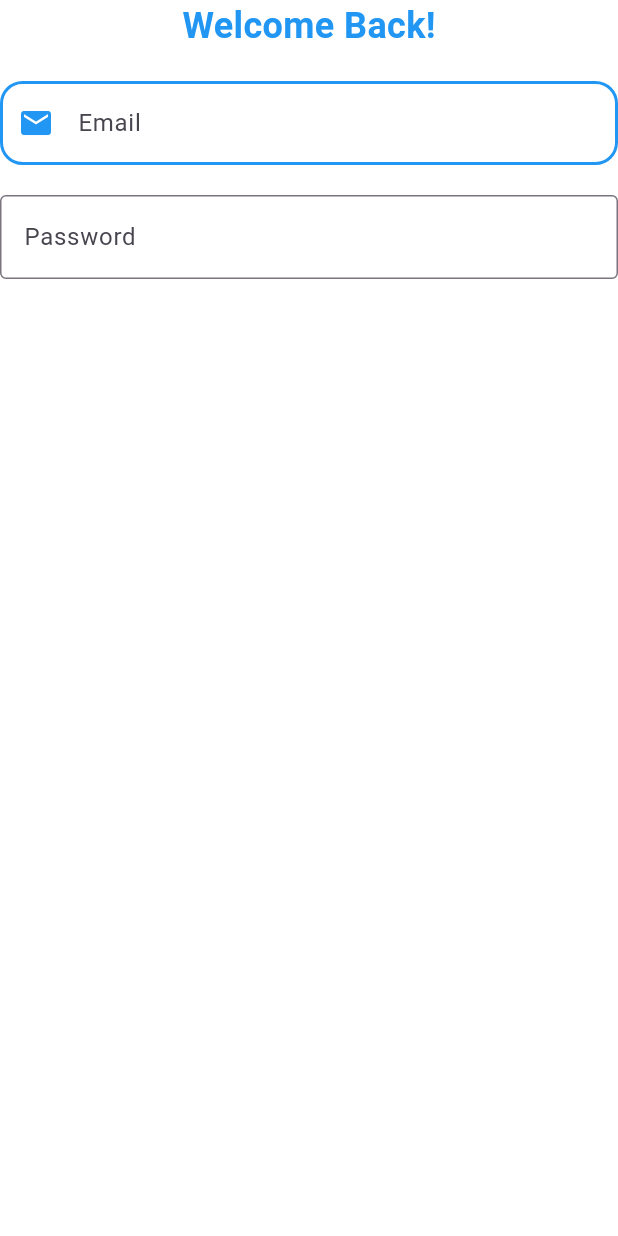
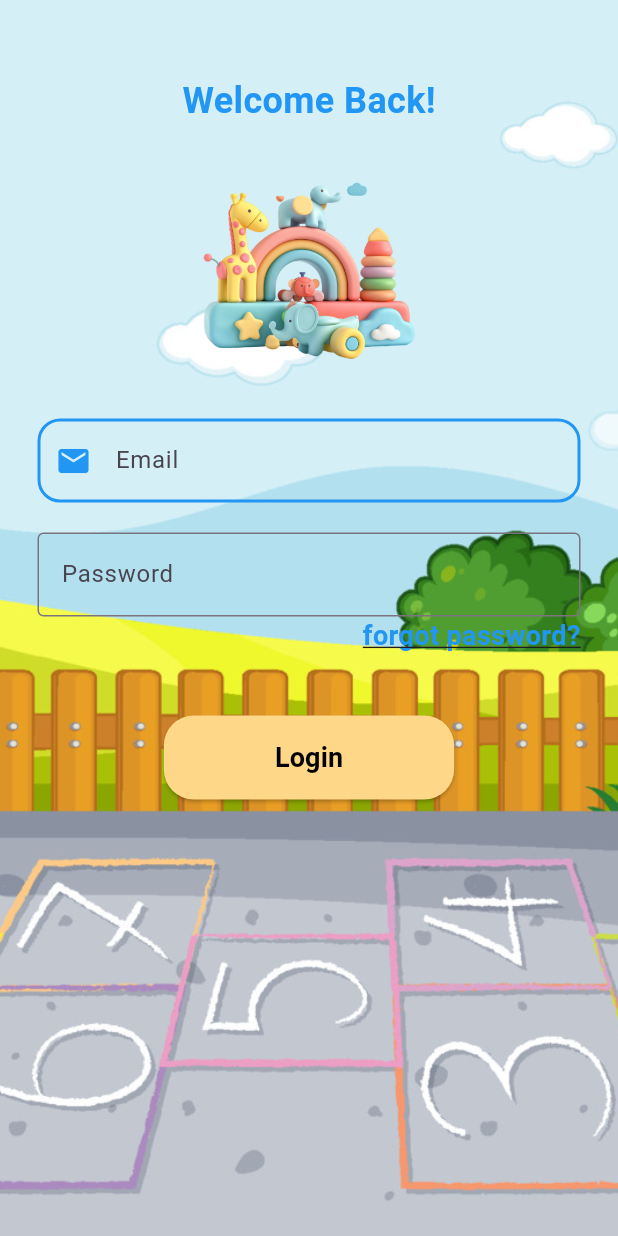
Before and after one commit to rihem435/app_creche, a Flutter app: the screen it shows after launch, on a phone screen of 412 x 824 dp. Run offline on Flutter 3.47's test engine with Material 3 defaults, Android fonts, the phone set to English and light mode, and no system bars.

Commit message:
add image backgroundimage in loginscreen

```diff
--- a/lib/screens/login_screen.dart
+++ b/lib/screens/login_screen.dart
@@ -9,7 +9,22 @@ class LoginScreen extends StatelessWidget {
   Widget build(BuildContext context) {
     return Scaffold(
       backgroundColor: Colors.white,
-      body: Column(
+      body: Container(
+        padding: const EdgeInsets.only(
+          top: 50,
+          left: 25,
+          bottom: 25,
+          right: 25,
+        ),
+        decoration: BoxDecoration(
+          image: DecorationImage(
+            image: AssetImage(
+              "assets/images/background.jpg",
+            ),
+            fit: BoxFit.cover,
+          ),
+        ),
+        child: Column(
           children: [
             const Text(
               "Welcome Back!",
@@ -21,6 +36,14 @@ class LoginScreen extends StatelessWidget {
             ),
             const SizedBox(
               height: 20,
+            ),
+            Image.asset(
+              "assets/images/creche.png",
+              width: 150,
+              height: 150,
+            ),
+            SizedBox(
+              height: 25,
             ),
             TextFormField(
               decoration: const InputDecoration(
@@ -58,7 +81,50 @@ class LoginScreen extends StatelessWidget {
                 border: OutlineInputBorder(),
               ),
             ),
+            Align(
+              alignment: Alignment.topRight,
+              child: InkWell(
+                child: Text(
+                  "forgot password?",
+                  style: TextStyle(
+                    color: Colors.blue,
+                    fontSize: 18,
+                    fontWeight: FontWeight.bold,
+                    decoration: TextDecoration.underline,
+                  ),
+                ),
+                onTap: () {
+                  print('forgot password');
+                },
+              ),
+            ),
+            SizedBox(
+              height: 40,
+            ),
+            ElevatedButton(
+              style: ElevatedButton.styleFrom(
+                backgroundColor: const Color(0xFFFFD789),
+                shape: RoundedRectangleBorder(
+                  borderRadius: BorderRadius.circular(20),
+                ),
+              ),
+              onPressed: () {},
+              child: const Padding(
+                padding: EdgeInsets.symmetric(horizontal: 50, vertical: 15),
+                child: Text(
+                  "Login",
+                  style: TextStyle(
+                    //   fontFamily: 'Jua',
+                    color: Colors.black,
+                    fontSize: 18,
+                    fontWeight: FontWeight.bold,
+                  ),
+                ),
+              ),
+            ),
+
           ],
+        ),
       ),
     );
   }
--- a/pubspec.yaml
+++ b/pubspec.yaml
@@ -59,8 +59,8 @@ flutter:
   uses-material-design: true
 
   # To add assets to your application, add an assets section, like this:
-  # assets:
-  #   - images/a_dot_burr.jpeg
+  assets:
+    - assets/images/
   #   - images/a_dot_ham.jpeg
 
   # An image asset can refer to one or more resolution-specific "variants", see
```
Also changed, not shown: assets/images/background.jpg (added), assets/images/creche.png (added). Lines whose indentation alone changed are shown as unchanged.
